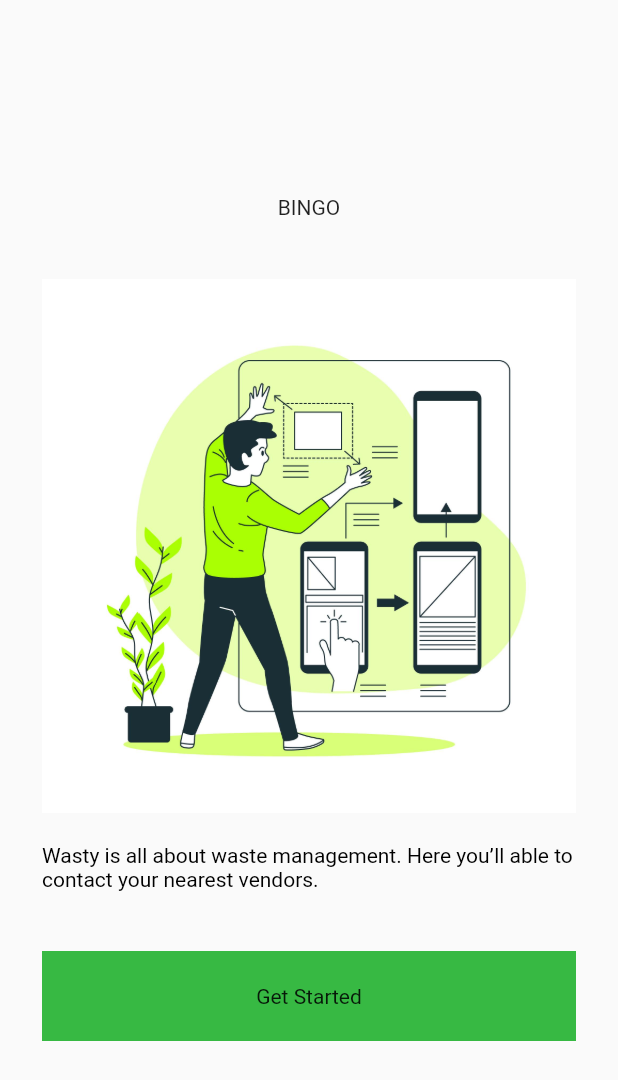
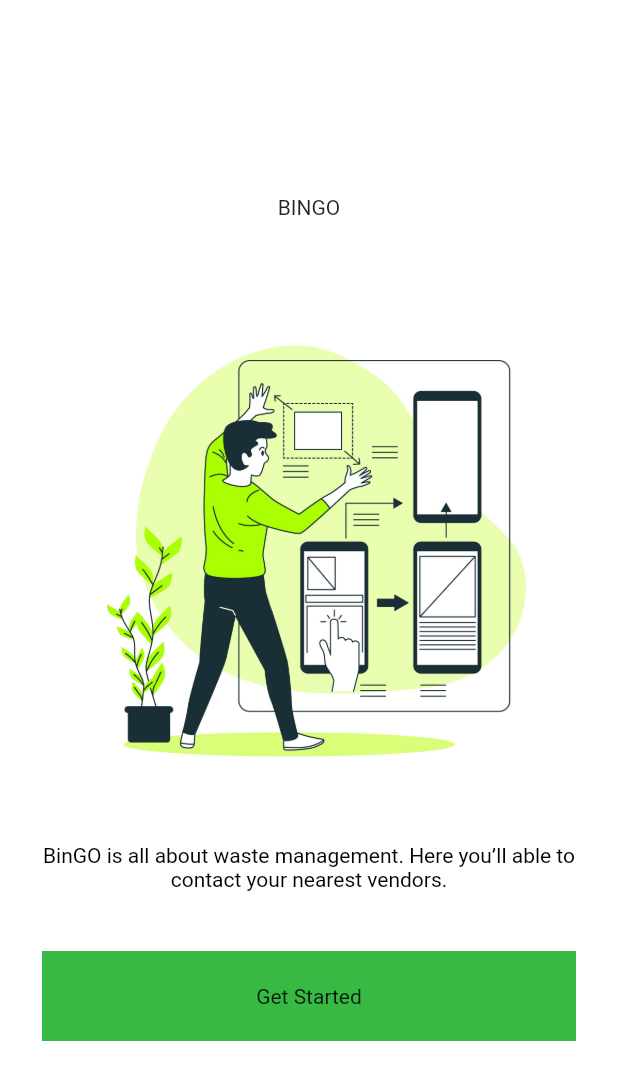
Before and after one commit to allenfencer/bingo_app, a Flutter app: the screen it shows after launch, on a phone screen of 412 x 824 dp. Shown: the top 1080 px of the screen. Run offline on Flutter 3.47's test engine with Material 2 defaults, Android fonts, the phone set to English and light mode, and no system bars; our stand-ins replace connectivity_plus, get, shared_preferences.

```diff
--- a/lib/presentation/splashscreen/splash_screen.dart
+++ b/lib/presentation/splashscreen/splash_screen.dart
@@ -9,6 +9,7 @@ class SplashScreen extends StatelessWidget {
   Widget build(BuildContext context) {
     return SafeArea(
       child: Scaffold(
+          backgroundColor: Colors.white,
           body: Container(
             padding: EdgeInsets.symmetric(horizontal: 28),
             child: Column(
@@ -24,7 +25,8 @@ class SplashScreen extends StatelessWidget {
                   height: 20,
                 ),
                 Text(
-              'Wasty is all about waste management. Here you’ll able to contact your nearest vendors.',
+                  'BinGO is all about waste management. Here you’ll able to contact your nearest vendors.',
+                  textAlign: TextAlign.center,
                   style: TT.f14w400,
                 ),
                 SizedBox(
```
Also changed, not shown: lib/presentation/registration/registration.dart (+9 -7 lines). Lines whose indentation alone changed are shown as unchanged.
